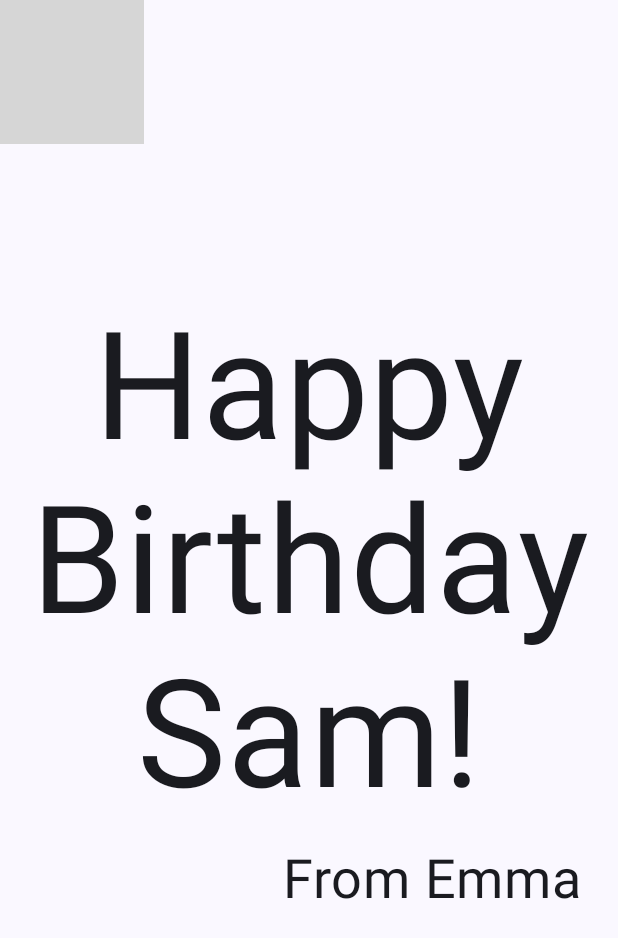
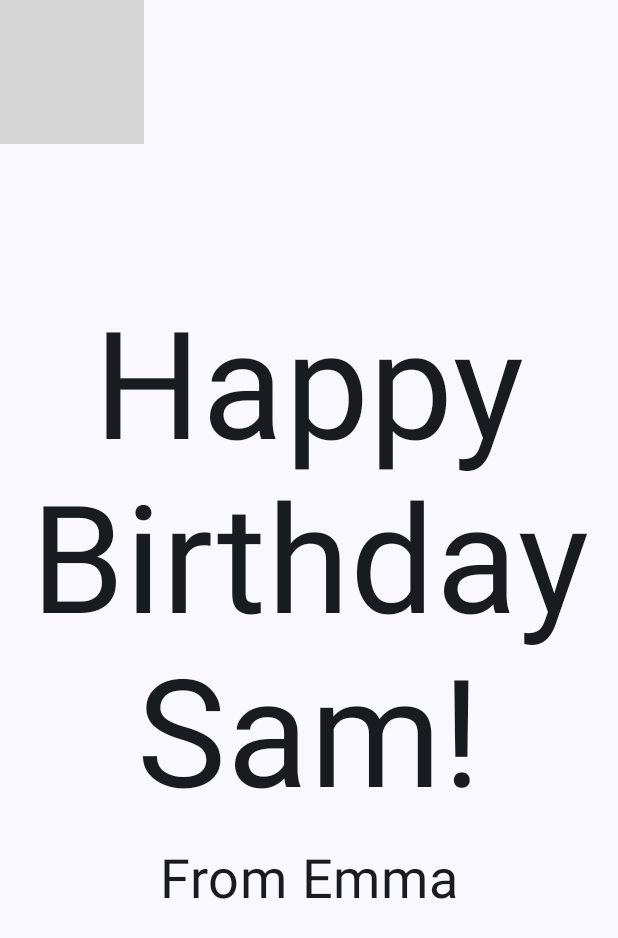
Before and after one commit to denlak77/MobileSystem-, an Android app built with Jetpack Compose: the screen it shows after launch (MainActivity), on a phone screen of 412 x 824 dp. Shown: the top 938 px of the screen. Run offline under Robolectric (Android 15) with nearby library versions, the phone set to English and light mode, and no system bars; grey boxes are pictures that could not be loaded.

Commit message:
finish happy birthday

```diff
--- a/Unit 1/HappyBirthday/app/src/main/java/com/example/happybirthday/MainActivity.kt
+++ b/Unit 1/HappyBirthday/app/src/main/java/com/example/happybirthday/MainActivity.kt
@@ -60,7 +60,7 @@ fun GreetingText(message: String, from: String, modifier: Modifier = Modifier) {
             fontSize = 36.sp,
             modifier = Modifier
                 .padding(16.dp)
-                .align(alignment = Alignment.End)
+                .align(alignment = Alignment.CenterHorizontally)
         )
     }
 }
```
